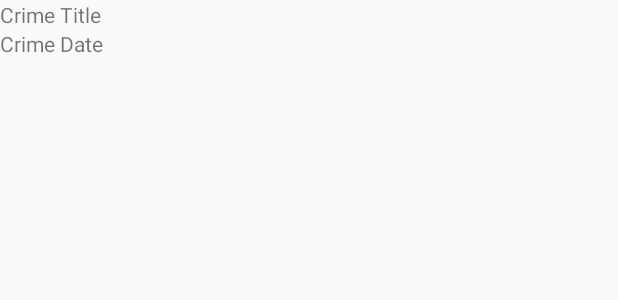
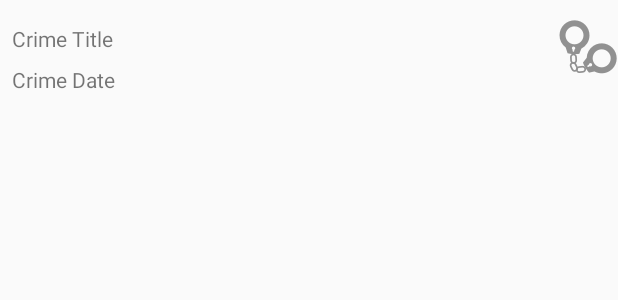
Before and after one commit to Aaronmb123/CriminalIntent, an Android app: the layout list_item_crime.xml on its own in the app's theme, with its tools: preview values and no code run, on a phone screen of 412 x 824 dp. Shown: the top 300 px of the screen. Run offline under Robolectric (Android 15) with nearby library versions, the phone set to English and light mode, and no system bars.

Commit message:
editing properties

```diff
--- a/app/src/main/java/com/bakeaaro/criminalintent/CrimeListFragment.java
+++ b/app/src/main/java/com/bakeaaro/criminalintent/CrimeListFragment.java
@@ -74,7 +74,6 @@ public class CrimeListFragment extends Fragment {
             mCrimes = crimes;
         }
 
-
         @Override
         public CrimeHolder onCreateViewHolder(ViewGroup parent, int viewType) {
             LayoutInflater layoutInflater = LayoutInflater.from(getActivity());
--- a/app/src/main/res/layout/list_item_crime.xml
+++ b/app/src/main/res/layout/list_item_crime.xml
@@ -1,19 +1,49 @@
 <?xml version="1.0" encoding="utf-8"?>
-<LinearLayout xmlns:android="http://schemas.android.com/apk/res/android"
-              android:orientation="vertical"
-              android:layout_width="match_parent"
-              android:layout_height="wrap_content">
+<android.support.constraint.ConstraintLayout xmlns:android="http://schemas.android.com/apk/res/android"
+                                             xmlns:app="http://schemas.android.com/apk/res-auto"
+                                             xmlns:tools="http://schemas.android.com/tools"
+                                             android:orientation="vertical"
+                                             android:layout_width="match_parent"
+                                             android:layout_height="wrap_content"
+                                             tools:layout_editor_absoluteY="0dp"
+                                             tools:layout_editor_absoluteX="0dp">
 
     <TextView
         android:id="@+id/crime_title"
-        android:layout_width="match_parent"
+        android:layout_width="0dp"
         android:layout_height="wrap_content"
-        android:text="Crime Title"/>
+        android:layout_marginEnd="8dp"
+        android:layout_marginStart="8dp"
+        android:layout_marginTop="16dp"
+        android:text="Crime Title"
+        app:layout_constraintLeft_toLeftOf="parent"
+        app:layout_constraintTop_toTopOf="parent"
+        app:layout_constraintRight_toLeftOf="@+id/imageView"
+        android:layout_marginLeft="8dp"
+        android:layout_marginRight="8dp"/>
 
     <TextView
         android:id="@+id/crime_date"
-        android:layout_width="match_parent"
+        android:layout_width="0dp"
         android:layout_height="wrap_content"
-        android:text="Crime Date"/>
+        android:layout_marginEnd="8dp"
+        android:layout_marginStart="8dp"
+        android:layout_marginTop="8dp"
+        android:text="Crime Date"
+        app:layout_constraintLeft_toLeftOf="parent"
+        app:layout_constraintRight_toLeftOf="@+id/imageView"
+        app:layout_constraintTop_toBottomOf="@+id/crime_title"/>
 
-</LinearLayout>
+    <ImageView
+        android:id="@+id/imageView"
+        android:layout_width="wrap_content"
+        android:layout_height="wrap_content"
+        app:srcCompat="@drawable/ic_solved"
+        app:layout_constraintTop_toTopOf="parent"
+        android:layout_marginTop="8dp"
+
+        app:layout_constraintRight_toRightOf="parent"
+        app:layout_constraintBottom_toBottomOf="parent"
+        android:layout_marginBottom="8dp"/>
+
+</android.support.constraint.ConstraintLayout>
```
Also changed, not shown: app/src/main/res/drawable-hdpi/ic_solved.png (added), app/src/main/res/drawable-mdpi/ic_solved.png (added), app/src/main/res/drawable-xhdpi/ic_solved.png (added), app/src/main/res/drawable-xxhdpi/ic_solved.png (added), app/src/main/res/drawable-xxxhdpi/ic_solved.png (added).
